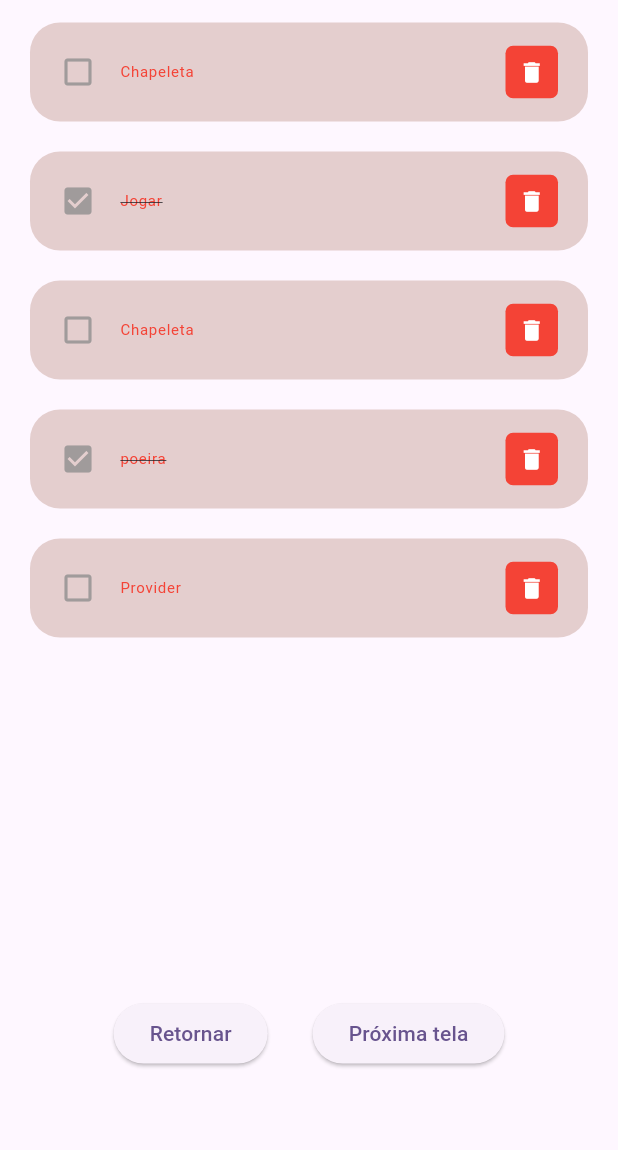
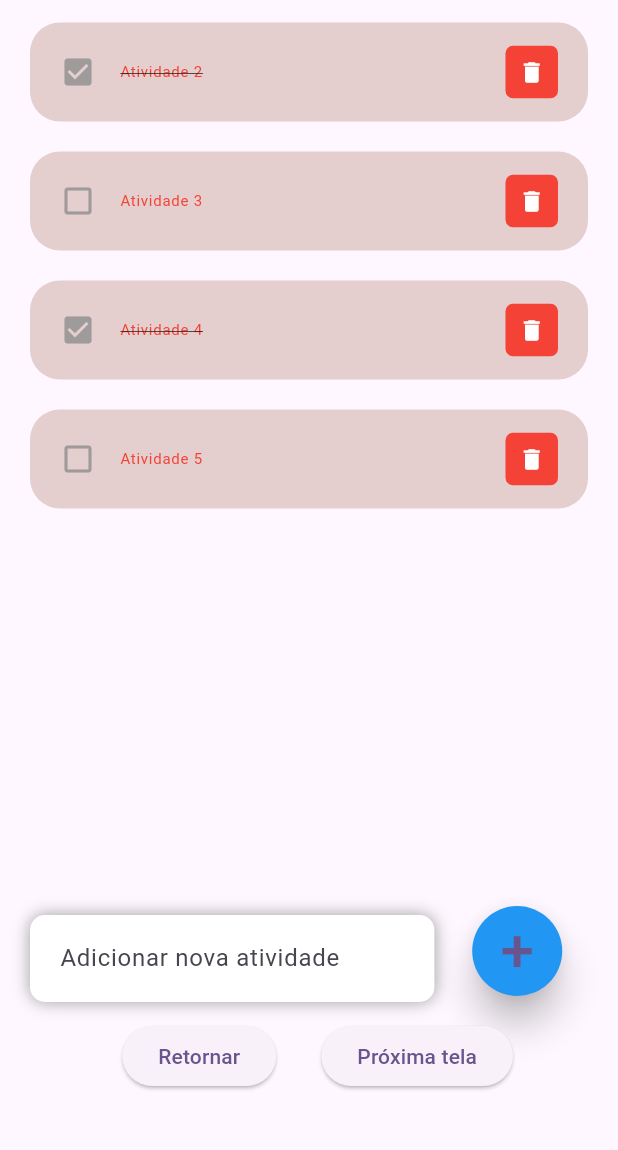
Before and after one commit to LS-F/EstudosFlutter, a Flutter app: the todoList screen opened directly, after a tap on the "delete" icon, on a phone screen of 412 x 824 dp, the part 84-1234 px from its top. Run offline on Flutter 3.47's test engine with Material 3 defaults, Android fonts, the phone set to English and light mode, and no system bars; our stand-ins replace mask_text_input_formatter.

Commit message:
Ajustes de interface. Terminado a tela do Todo, mas ainda precisa corrigir bugs.

```diff
--- a/lib/main.dart
+++ b/lib/main.dart
@@ -55,7 +55,7 @@ class _MyHomePageState extends State<MyHomePage> {
         child: Padding(padding: EdgeInsets.all(2.0),
           child: Column(
           mainAxisAlignment: MainAxisAlignment.center,
-          children: <Widget>[
+          children:[
             Row(
               mainAxisAlignment: MainAxisAlignment.center,
               children: [
@@ -220,6 +220,23 @@ class _MyHomePageState extends State<MyHomePage> {
               height: 45,
               child: FloatingActionButton(
                 heroTag: null,
+                child: const Text("Resetar cores"),
+                onPressed: () {
+                  setState(() {
+                    for (int i = 0; i <= (changeColor.length -1); i++)
+                    changeColor[i] = Colors.red;
+                  });
+                },
+              ),
+            ),
+                  const SizedBox(
+              height: 80,
+            ),
+            SizedBox(
+              width: 150,
+              height: 45,
+              child: FloatingActionButton(
+                heroTag: null,
                 child: const Text("Próxima Tela"),
                 onPressed: () {
                   Navigator.push(
--- a/lib/model/todo_atividade.dart
+++ b/lib/model/todo_atividade.dart
@@ -15,11 +15,11 @@ class TodoAtividade {
   static List<TodoAtividade> todoList(){
 
     return[
-      TodoAtividade(id: '1', atividade: 'Chapeleta'),
-      TodoAtividade(id: '2', atividade: 'Jogar', concluido: true),
-      TodoAtividade(id: '3', atividade: 'Chapeleta'),
-      TodoAtividade(id: '4', atividade: 'poeira', concluido: true),
-      TodoAtividade(id: '5', atividade: 'Provider'),
+      TodoAtividade(id: '1', atividade: 'Atividade 1'),
+      TodoAtividade(id: '2', atividade: 'Atividade 2', concluido: true),
+      TodoAtividade(id: '3', atividade: 'Atividade 3'),
+      TodoAtividade(id: '4', atividade: 'Atividade 4', concluido: true),
+      TodoAtividade(id: '5', atividade: 'Atividade 5'),
     ];
 
   }
--- a/lib/widgets/todo_item.dart
+++ b/lib/widgets/todo_item.dart
@@ -3,7 +3,9 @@ import 'package:playgroundflutter/model/todo_atividade.dart';
 
 class TodoItem extends StatelessWidget {
   final TodoAtividade atividades;
-  const TodoItem({super.key, required this.atividades});
+  final mudouStatusAtividade;
+  final deletaAtividade;
+  const TodoItem({super.key, required this.atividades, required this.mudouStatusAtividade, required this.deletaAtividade});
 
   @override
   Widget build(BuildContext context) {
@@ -11,7 +13,8 @@ class TodoItem extends StatelessWidget {
       margin: EdgeInsets.only(bottom: 20),
       child: ListTile(
         onTap: (){
-          print('Apertou no icone');
+          mudouStatusAtividade(atividades);
+          // print('Apertou no icone');
         },
         shape:RoundedRectangleBorder(borderRadius: BorderRadius.circular(20)),
         contentPadding: EdgeInsets.symmetric(vertical: 5,horizontal: 20),
@@ -34,7 +37,7 @@ class TodoItem extends StatelessWidget {
             iconSize: 18,
             icon: Icon(Icons.delete),
             onPressed: (){
-              print('Apertou no botão');
+              deletaAtividade(atividades.id);
             },
           ),
         ),
--- a/lib/widgets/todo_list.dart
+++ b/lib/widgets/todo_list.dart
@@ -13,6 +13,7 @@ class todoList extends StatefulWidget {
 class _todoListState extends State<todoList> {
 
   final listaDeAtividades = TodoAtividade.todoList();
+  final _listaDeAtividades = TextEditingController();
 
   @override
   Widget build(BuildContext context) {
@@ -21,7 +22,8 @@ class _todoListState extends State<todoList> {
           title: const Text("Playground - ToDo List"),
           automaticallyImplyLeading: false,
           backgroundColor: Theme.of(context).colorScheme.inversePrimary),
-      body: Stack(
+      body:
+      Stack(
         children: [
           Container(
             padding: EdgeInsets.symmetric(horizontal: 20, vertical: 15),
@@ -29,24 +31,96 @@ class _todoListState extends State<todoList> {
               mainAxisAlignment: MainAxisAlignment.start,
               children: [
                 Expanded(
-                  flex: 2,
+                  flex: 1,
                   child: ListView(
+                    shrinkWrap: true,
                     children: [
-                      for( TodoAtividade atividade in listaDeAtividades )
-                      TodoItem(atividades: atividade)
+                      for (TodoAtividade atividade in listaDeAtividades)
+                        TodoItem(
+                          atividades: atividade,
+                          mudouStatusAtividade: _mudoStatusAtv,
+                          deletaAtividade: _deletaItem,
+                        ),
                     ],
                   ),
                 ),
-                SizedBox(
-                  height: 20,
-                ),
-                Row(
+              ],
+            ),
+          ),
+          Positioned(
+            width: 400,
+            bottom: 80,
+            child: Align(
+              alignment: Alignment.bottomCenter,
+              child: Row(
+                mainAxisAlignment: MainAxisAlignment.center,
+                children: [
+                  Expanded(
+                    child: Container(
+                      margin: EdgeInsets.only(
+                        bottom: 20,
+                        right: 20,
+                        left: 20,
+                        top:20
+                      ),
+                      padding: EdgeInsets.symmetric(horizontal: 20, vertical: 5),
+                      decoration: BoxDecoration(color: Colors.white,
+                        boxShadow: const [
+                          BoxShadow(
+                            color: Colors.grey,
+                            offset: Offset(0.0, 0.0),
+                            blurRadius: 9.0,
+                            spreadRadius: 0.0,
+                          ),
+                        ],
+                      borderRadius: BorderRadius.circular(10),
+                      ),
+                      child: TextField(
+                        controller: _listaDeAtividades,
+                        decoration: InputDecoration(
+                          hintText: "Adicionar nova atividade",
+                          border: InputBorder.none,
+                        ),
+                      ),
+                    ),
+                  ),
+                  Container(
+                    margin:EdgeInsets.only(bottom:10, right: 20),
+                    // padding: EdgeInsets.all(8.0),
+                    // decoration: BoxDecoration(
+                    //   shape: BoxShape.rectangle,
+                    //   borderRadius: BorderRadius.all(Radius.zero)
+                    // ),
+                    child: ElevatedButton(
+                      child: Text('+', style: TextStyle(fontSize: 40),),
+                      onPressed: (){
+                        _adicionaItem(_listaDeAtividades.text);
+                      },
+                      style: ElevatedButton.styleFrom(
+                        shape:CircleBorder() ,
+                        backgroundColor: Colors.blue,
+                        minimumSize: Size(60, 60),
+                        elevation: 10,
+                      )
+                    ),
+                  )
+                ],
+              ),
+            ),
+          ),
+           Positioned(
+            bottom: 40,
+            right: 70,
+            child: Row(
                   mainAxisAlignment: MainAxisAlignment.center,
                   children: [
                     ElevatedButton(
                       child: Text("Retornar"),
                       onPressed: () {
-                        Navigator.pop(context,MaterialPageRoute(builder: (context) => const ValidadorCpf()));
+                        Navigator.pop(
+                            context,
+                            MaterialPageRoute(
+                                builder: (context) => const ValidadorCpf()));
                       },
                     ),
                     SizedBox(
@@ -58,26 +132,32 @@ class _todoListState extends State<todoList> {
                     )
                   ],
                 ),
-                SizedBox(
-                  height: 40,
-                ),
-              ],
-            ),
           ),
-          Align(
-            alignment: Alignment.bottomCenter,
-            child: Row(
-              children: [
-              Container(
-                decoration: BoxDecoration(
-                  color: Colors.pink
-                ),
-              ),
-              ],
-            )
-          )
         ],
       ),
     );
   }
+
+  void _mudoStatusAtv(TodoAtividade atividade) {
+    setState(() {
+      atividade.concluido = !atividade.concluido;
+    });
+  }
+
+  void _deletaItem( String id){
+    setState(() {
+      listaDeAtividades. removeWhere((item) => item.id == id);
+    });
+
+  }
+
+  void _adicionaItem( String atividade){
+    setState(() {
+      if (atividade.isNotEmpty) {
+        listaDeAtividades.add(TodoAtividade(id: DateTime.now().microsecondsSinceEpoch.toString(), atividade: atividade));
+      };
+    });
+    _listaDeAtividades.clear();
+  }
+
 }
```
